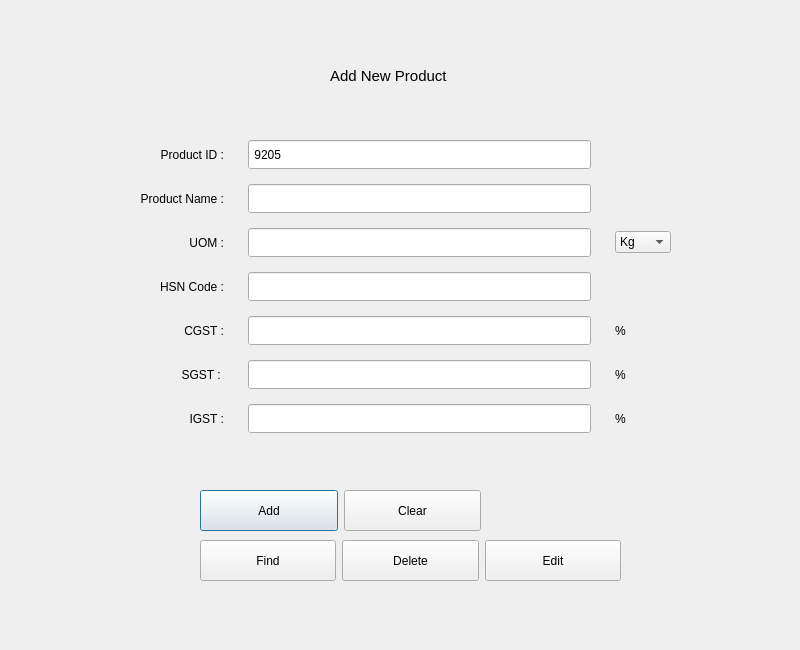
This is add_new_product.ui in RishabMunot/pyqt-invoicing-software as Qt 5 draws it before an edit. The edited form follows.
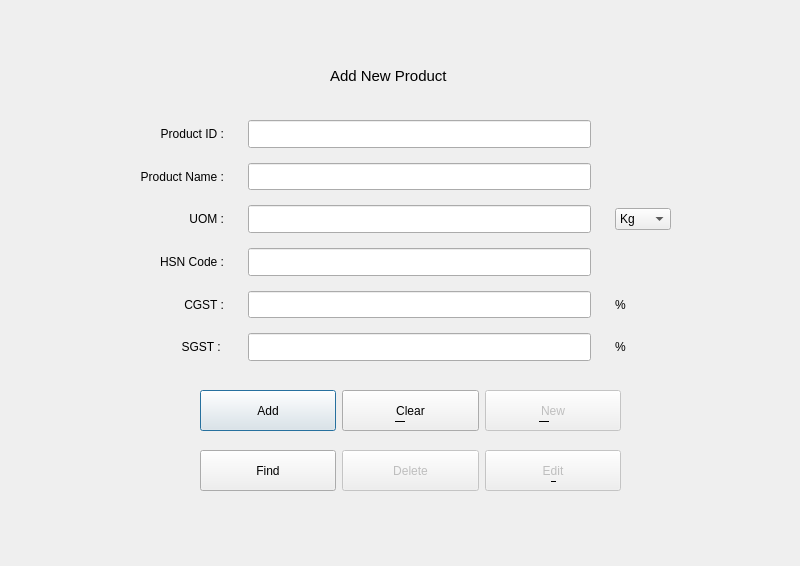
This is the edited form.

Commit message: add new Products completed

```diff
--- a/add_new_product.ui
+++ b/add_new_product.ui
@@ -7,7 +7,7 @@
     <x>0</x>
     <y>0</y>
     <width>800</width>
-    <height>650</height>
+    <height>566</height>
    </rect>
   </property>
   <property name="font">
@@ -40,9 +40,9 @@
    <property name="geometry">
     <rect>
      <x>140</x>
-     <y>140</y>
+     <y>120</y>
      <width>531</width>
-     <height>293</height>
+     <height>241</height>
     </rect>
    </property>
    <layout class="QGridLayout" name="gridLayout">
@@ -141,8 +141,15 @@
       </property>
      </widget>
     </item>
-    <item row="8" column="1">
-     <widget class="QLineEdit" name="lineEdit_5">
+    <item row="5" column="2">
+     <widget class="QLabel" name="label_9">
+      <property name="text">
+       <string>%</string>
+      </property>
+     </widget>
+    </item>
+    <item row="3" column="1">
+     <widget class="QLineEdit" name="uom">
       <property name="sizePolicy">
        <sizepolicy hsizetype="Expanding" vsizetype="Expanding">
         <horstretch>0</horstretch>
@@ -202,46 +209,10 @@
       </item>
      </widget>
     </item>
-    <item row="5" column="2">
-     <widget class="QLabel" name="label_9">
+    <item row="1" column="0">
+     <widget class="QLabel" name="label_11">
       <property name="text">
-       <string>%</string>
-      </property>
-     </widget>
-    </item>
-    <item row="8" column="2">
-     <widget class="QLabel" name="label_8">
-      <property name="text">
-       <string>%</string>
-      </property>
-     </widget>
-    </item>
-    <item row="3" column="1">
-     <widget class="QLineEdit" name="uom">
-      <property name="sizePolicy">
-       <sizepolicy hsizetype="Expanding" vsizetype="Expanding">
-        <horstretch>0</horstretch>
-        <verstretch>0</verstretch>
-       </sizepolicy>
-      </property>
-      <property name="sizeIncrement">
-       <size>
-        <width>0</width>
-        <height>0</height>
-       </size>
-      </property>
-      <property name="baseSize">
-       <size>
-        <width>0</width>
-        <height>100</height>
-       </size>
-      </property>
-     </widget>
-    </item>
-    <item row="3" column="0">
-     <widget class="QLabel" name="label_3">
-      <property name="text">
-       <string>UOM :</string>
+       <string>Product ID :</string>
       </property>
       <property name="alignment">
        <set>Qt::AlignRight|Qt::AlignTrailing|Qt::AlignVCenter</set>
@@ -258,6 +229,16 @@
       </property>
      </widget>
     </item>
+    <item row="3" column="0">
+     <widget class="QLabel" name="label_3">
+      <property name="text">
+       <string>UOM :</string>
+      </property>
+      <property name="alignment">
+       <set>Qt::AlignRight|Qt::AlignTrailing|Qt::AlignVCenter</set>
+      </property>
+     </widget>
+    </item>
     <item row="7" column="1">
      <widget class="QLineEdit" name="sgst">
       <property name="sizePolicy">
@@ -280,26 +261,6 @@
       </property>
      </widget>
     </item>
-    <item row="8" column="0">
-     <widget class="QLabel" name="label_6">
-      <property name="text">
-       <string>IGST :</string>
-      </property>
-      <property name="alignment">
-       <set>Qt::AlignRight|Qt::AlignTrailing|Qt::AlignVCenter</set>
-      </property>
-     </widget>
-    </item>
-    <item row="1" column="0">
-     <widget class="QLabel" name="label_11">
-      <property name="text">
-       <string>Product ID :</string>
-      </property>
-      <property name="alignment">
-       <set>Qt::AlignRight|Qt::AlignTrailing|Qt::AlignVCenter</set>
-      </property>
-     </widget>
-    </item>
     <item row="2" column="0">
      <widget class="QLabel" name="label_2">
       <property name="text">
@@ -331,7 +292,7 @@
        </size>
       </property>
       <property name="text">
-       <string> 9205</string>
+       <string> </string>
       </property>
       <property name="readOnly">
        <bool>true</bool>
@@ -344,14 +305,14 @@
    <property name="geometry">
     <rect>
      <x>200</x>
-     <y>490</y>
-     <width>281</width>
+     <y>390</y>
+     <width>421</width>
      <height>41</height>
     </rect>
    </property>
    <layout class="QHBoxLayout" name="horizontalLayout">
     <item>
-     <widget class="QPushButton" name="pushButton">
+     <widget class="QPushButton" name="button_add">
       <property name="sizePolicy">
        <sizepolicy hsizetype="Minimum" vsizetype="Expanding">
         <horstretch>0</horstretch>
@@ -361,10 +322,13 @@
       <property name="text">
        <string>Add</string>
       </property>
+      <property name="shortcut">
+       <string>Ctrl+S</string>
+      </property>
      </widget>
     </item>
     <item>
-     <widget class="QPushButton" name="pushButton_2">
+     <widget class="QPushButton" name="button_clear">
       <property name="sizePolicy">
        <sizepolicy hsizetype="Minimum" vsizetype="Expanding">
         <horstretch>0</horstretch>
@@ -374,6 +338,25 @@
       <property name="text">
        <string>Clear</string>
       </property>
+      <property name="shortcut">
+       <string>Alt+C</string>
+      </property>
+     </widget>
+    </item>
+    <item>
+     <widget class="QPushButton" name="button_new">
+      <property name="enabled">
+       <bool>false</bool>
+      </property>
+      <property name="sizePolicy">
+       <sizepolicy hsizetype="Minimum" vsizetype="Expanding">
+        <horstretch>0</horstretch>
+        <verstretch>0</verstretch>
+       </sizepolicy>
+      </property>
+      <property name="text">
+       <string>New</string>
+      </property>
      </widget>
     </item>
    </layout>
@@ -382,14 +365,14 @@
    <property name="geometry">
     <rect>
      <x>200</x>
-     <y>540</y>
+     <y>450</y>
      <width>421</width>
      <height>41</height>
     </rect>
    </property>
    <layout class="QHBoxLayout" name="horizontalLayout_2">
     <item>
-     <widget class="QPushButton" name="pushButton_4">
+     <widget class="QPushButton" name="button_find">
       <property name="sizePolicy">
        <sizepolicy hsizetype="Minimum" vsizetype="Expanding">
         <horstretch>0</horstretch>
@@ -399,10 +382,16 @@
       <property name="text">
        <string>Find</string>
       </property>
+      <property name="shortcut">
+       <string>Ctrl+F</string>
+      </property>
      </widget>
     </item>
     <item>
-     <widget class="QPushButton" name="pushButton_3">
+     <widget class="QPushButton" name="button_delete">
+      <property name="enabled">
+       <bool>false</bool>
+      </property>
       <property name="sizePolicy">
        <sizepolicy hsizetype="Minimum" vsizetype="Expanding">
         <horstretch>0</horstretch>
@@ -412,10 +401,16 @@
       <property name="text">
        <string>Delete</string>
       </property>
+      <property name="shortcut">
+       <string>Del</string>
+      </property>
      </widget>
     </item>
     <item>
-     <widget class="QPushButton" name="pushButton_5">
+     <widget class="QPushButton" name="button_edit">
+      <property name="enabled">
+       <bool>false</bool>
+      </property>
       <property name="sizePolicy">
        <sizepolicy hsizetype="Minimum" vsizetype="Expanding">
         <horstretch>0</horstretch>
@@ -425,10 +420,61 @@
       <property name="text">
        <string>Edit</string>
       </property>
+      <property name="shortcut">
+       <string>Alt+E</string>
+      </property>
      </widget>
     </item>
    </layout>
   </widget>
+  <widget class="Line" name="line">
+   <property name="geometry">
+    <rect>
+     <x>395</x>
+     <y>420</y>
+     <width>10</width>
+     <height>3</height>
+    </rect>
+   </property>
+   <property name="frameShadow">
+    <enum>QFrame::Plain</enum>
+   </property>
+   <property name="orientation">
+    <enum>Qt::Horizontal</enum>
+   </property>
+  </widget>
+  <widget class="Line" name="line_2">
+   <property name="geometry">
+    <rect>
+     <x>539</x>
+     <y>420</y>
+     <width>10</width>
+     <height>3</height>
+    </rect>
+   </property>
+   <property name="frameShadow">
+    <enum>QFrame::Plain</enum>
+   </property>
+   <property name="orientation">
+    <enum>Qt::Horizontal</enum>
+   </property>
+  </widget>
+  <widget class="Line" name="line_3">
+   <property name="geometry">
+    <rect>
+     <x>551</x>
+     <y>480</y>
+     <width>5</width>
+     <height>3</height>
+    </rect>
+   </property>
+   <property name="frameShadow">
+    <enum>QFrame::Plain</enum>
+   </property>
+   <property name="orientation">
+    <enum>Qt::Horizontal</enum>
+   </property>
+  </widget>
  </widget>
  <tabstops>
   <tabstop>product_name</tabstop>
```
Left out of the diff: 7 changed lines with no effect on the pictures. The commit also changes 3 other files.
